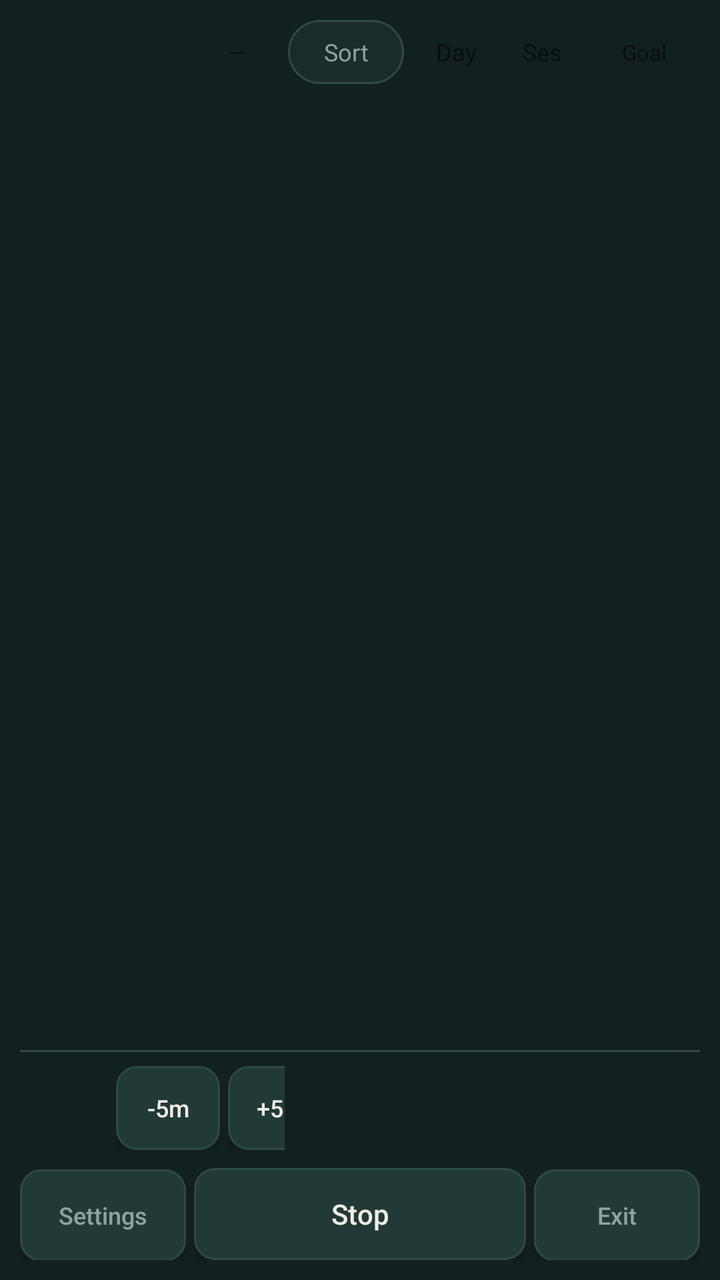
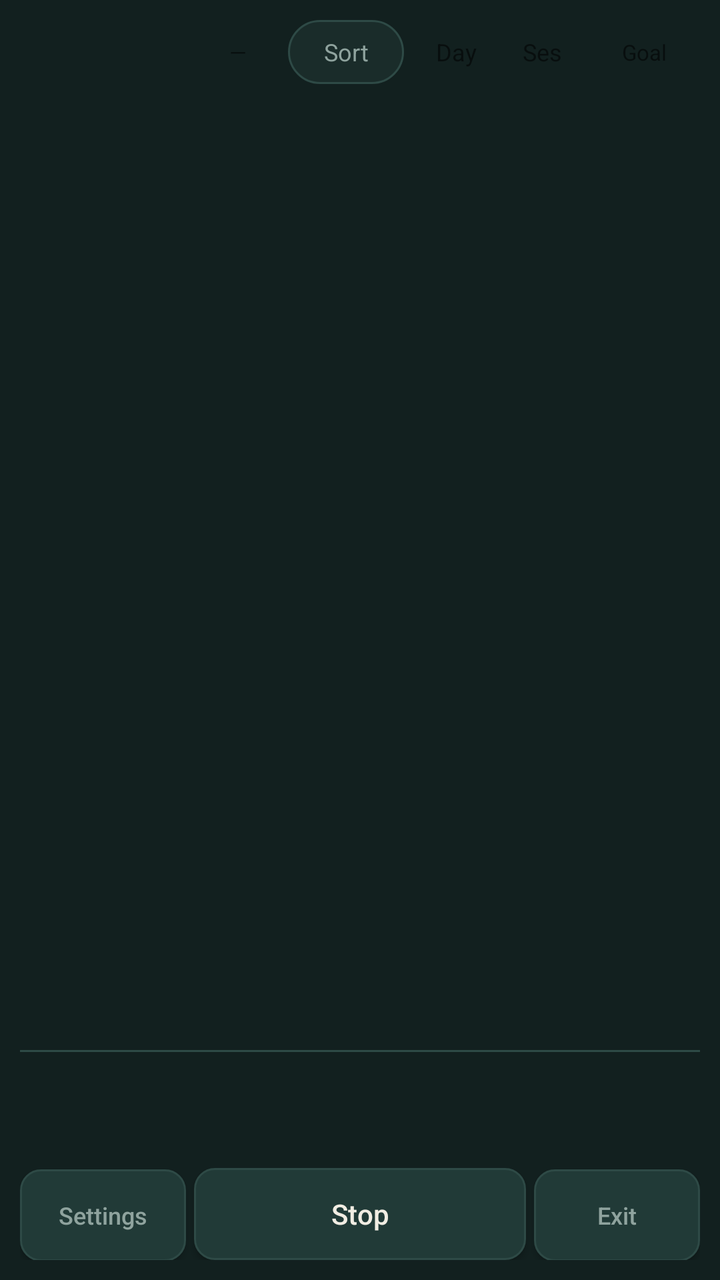

Before-and-after screenshots of an Android layout around one commit, followed by the original layout XML and the change that was made.
<!-- AndroidManifest.xml: application theme Theme.FocusLedger -->
<!-- res/layout/activity_main.xml -->
<?xml version="1.0" encoding="utf-8"?>
<LinearLayout xmlns:android="http://schemas.android.com/apk/res/android"
    android:layout_width="match_parent"
    android:layout_height="match_parent"
    android:orientation="vertical"
    android:background="#12201F"
    android:padding="10dp">

    
    <LinearLayout
        android:layout_width="match_parent"
        android:layout_height="wrap_content"
        android:orientation="horizontal"
        android:gravity="center_vertical"
        android:layout_marginBottom="10dp">

        <TextView
            android:id="@+id/tvHeader"
            android:layout_width="0dp"
            android:layout_weight="1"
            android:layout_height="wrap_content"
            android:textColor="#8FA39E"
            android:textSize="12sp"
            android:maxLines="2" />

        
        <TextView
            android:id="@+id/btnCum2"
            android:layout_width="wrap_content"
            android:layout_height="32dp"
            android:gravity="center"
            android:paddingStart="9dp"
            android:paddingEnd="9dp"
            android:minWidth="44dp"
            android:text="\u2014"
            android:textSize="11sp"
            android:clickable="true"
            android:focusable="true"
            android:layout_marginEnd="3dp" />

        <TextView
            android:id="@+id/btnSort"
            android:layout_width="58dp"
            android:layout_height="32dp"
            android:gravity="center"
            android:text="Sort"
            android:textSize="12sp"
            android:textColor="#8FA39E"
            android:background="@drawable/bg_pill_off"
            android:clickable="true"
            android:focusable="true"
            android:layout_marginEnd="6dp" />

        <TextView
            android:id="@+id/btnViewDay"
            android:layout_width="wrap_content"
            android:layout_height="32dp"
            android:gravity="center"
            android:paddingStart="10dp"
            android:paddingEnd="10dp"
            android:text="Day"
            android:textSize="12sp"
            android:clickable="true"
            android:focusable="true" />

        <TextView
            android:id="@+id/btnViewSession"
            android:layout_width="wrap_content"
            android:layout_height="32dp"
            android:gravity="center"
            android:paddingStart="10dp"
            android:paddingEnd="10dp"
            android:text="Ses"
            android:textSize="12sp"
            android:clickable="true"
            android:focusable="true"
            android:layout_marginStart="3dp" />

        
        <TextView
            android:id="@+id/btnCum"
            android:layout_width="56dp"
            android:layout_height="32dp"
            android:gravity="center"
            android:paddingStart="10dp"
            android:paddingEnd="10dp"
            android:text="Goal"
            android:textSize="11sp"
            android:clickable="true"
            android:focusable="true"
            android:layout_marginStart="3dp" />
    </LinearLayout>

    
    <LinearLayout
        android:id="@+id/diffBanner"
        android:layout_width="match_parent"
        android:layout_height="wrap_content"
        android:orientation="horizontal"
        android:gravity="center_vertical"
        android:visibility="gone"
        android:background="@drawable/bg_row_track"
        android:paddingStart="12dp"
        android:paddingEnd="4dp"
        android:layout_marginBottom="6dp">

        <TextView
            android:id="@+id/diffText"
            android:layout_width="0dp"
            android:layout_weight="1"
            android:layout_height="wrap_content"
            android:paddingTop="8dp"
            android:paddingBottom="8dp"
            android:textColor="#A9BDB8"
            android:textSize="12sp" />

        <TextView
            android:id="@+id/diffDismiss"
            android:layout_width="wrap_content"
            android:layout_height="wrap_content"
            android:padding="10dp"
            android:text="Dismiss"
            android:textColor="#E8A33D"
            android:textSize="12sp"
            android:clickable="true"
            android:focusable="true" />
    </LinearLayout>

    <androidx.recyclerview.widget.RecyclerView
        android:id="@+id/rowsList"
        android:layout_width="match_parent"
        android:layout_height="0dp"
        android:layout_weight="1"
        android:clipToPadding="false"
        android:scrollbars="none" />

    
    <LinearLayout
        android:id="@+id/noteBar"
        android:layout_width="match_parent"
        android:layout_height="wrap_content"
        android:orientation="horizontal"
        android:visibility="gone"
        android:layout_marginTop="8dp">

        <EditText
            android:id="@+id/editNote"
            android:layout_width="0dp"
            android:layout_weight="1"
            android:layout_height="46dp"
            android:hint="Note for last run (optional)"
            android:textColorHint="#5C736E"
            android:textColor="#F1EDE3"
            android:textSize="14sp"
            android:background="@drawable/bg_row_idle"
            android:paddingStart="12dp"
            android:paddingEnd="12dp"
            android:inputType="text"
            android:importantForAutofill="no"
            android:layout_marginEnd="6dp" />

        <Button
            android:id="@+id/btnSaveNote"
            android:layout_width="wrap_content"
            android:layout_height="46dp"
            android:text="Add"
            android:textAllCaps="false"
            android:textColor="#1A1206"
            android:textSize="13sp"
            android:background="@drawable/bg_button_work" />
    </LinearLayout>

    
    <View
        android:layout_width="match_parent"
        android:layout_height="1dp"
        android:layout_marginTop="6dp"
        android:background="#2E4A46" />

    
    <LinearLayout
        android:layout_width="match_parent"
        android:layout_height="48dp"
        android:orientation="horizontal"
        android:gravity="center_vertical"
        android:paddingStart="10dp"
        android:paddingEnd="10dp"
        android:layout_marginTop="4dp"
        android:weightSum="1">

        <View
            android:layout_width="34dp"
            android:layout_height="1dp" />

        <LinearLayout
            android:layout_width="0dp"
            android:layout_weight="0.30"
            android:layout_height="wrap_content"
            android:layout_marginStart="4dp"
            android:orientation="horizontal"
            android:gravity="center_vertical">

            <Button
                android:id="@+id/btnMinus5"
                android:layout_width="52dp"
                android:layout_height="42dp"
                android:layout_marginEnd="4dp"
                android:text="-5m"
                android:textAllCaps="false"
                android:textColor="#F1EDE3"
                android:textSize="12sp"
                android:padding="0dp"
                android:background="@drawable/bg_button_small" />

            <Button
                android:id="@+id/btnPlus5"
                android:layout_width="52dp"
                android:layout_height="42dp"
                android:text="+5m"
                android:textAllCaps="false"
                android:textColor="#F1EDE3"
                android:textSize="12sp"
                android:padding="0dp"
                android:background="@drawable/bg_button_small" />
        </LinearLayout>

        <TextView
            android:id="@+id/tvTotalElapsed"
            android:layout_width="0dp"
            android:layout_weight="0.40"
            android:layout_height="wrap_content"
            android:gravity="end"
            android:text=""
            android:textColor="#E8A33D"
            android:fontFamily="monospace"
            android:textSize="24sp"
            android:maxLines="1"
            android:includeFontPadding="false" />

        <TextView
            android:id="@+id/tvTotalGoal"
            android:layout_width="0dp"
            android:layout_weight="0.30"
            android:layout_height="wrap_content"
            android:gravity="end"
            android:text=""
            android:textColor="#A9BDB8"
            android:fontFamily="monospace"
            android:textSize="19sp"
            android:maxLines="1"
            android:includeFontPadding="false" />

    </LinearLayout>

    
    <LinearLayout
        android:layout_width="match_parent"
        android:layout_height="wrap_content"
        android:orientation="horizontal"
        android:layout_marginTop="6dp"
        android:weightSum="4">

        <Button
            android:id="@+id/btnSettings"
            android:layout_width="0dp"
            android:layout_weight="1"
            android:layout_height="46dp"
            android:layout_marginEnd="4dp"
            android:text="Settings"
            android:textAllCaps="false"
            android:textColor="#8FA39E"
            android:textSize="12sp"
            android:padding="0dp"
            android:background="@drawable/bg_button_small" />

        <Button
            android:id="@+id/btnStop"
            android:layout_width="0dp"
            android:layout_weight="2"
            android:layout_height="46dp"
            android:layout_marginEnd="4dp"
            android:text="Stop"
            android:textAllCaps="false"
            android:textColor="#F1EDE3"
            android:textSize="14sp"
            android:padding="0dp"
            android:background="@drawable/bg_button_small" />

        <Button
            android:id="@+id/btnDone"
            android:layout_width="0dp"
            android:layout_weight="1"
            android:layout_height="46dp"
            android:text="Exit"
            android:textAllCaps="false"
            android:textColor="#8FA39E"
            android:textSize="12sp"
            android:padding="0dp"
            android:background="@drawable/bg_button_small" />
    </LinearLayout>

</LinearLayout>
<!-- resources referenced by this layout -->
<resources>
  <!-- drawable bg_button_small (drawable) -->
  <?xml version="1.0" encoding="utf-8"?>
  <shape xmlns:android="http://schemas.android.com/apk/res/android" android:shape="rectangle">
      <solid android:color="#213A37" />
      <corners android:radius="10dp" />
      <stroke android:width="1dp" android:color="#2E4A46" />
  </shape>
  <!-- drawable bg_button_work (drawable) -->
  <?xml version="1.0" encoding="utf-8"?>
  <shape xmlns:android="http://schemas.android.com/apk/res/android" android:shape="rectangle">
      <solid android:color="#E8A33D" />
      <corners android:radius="12dp" />
  </shape>
  <!-- drawable bg_pill_off (drawable) -->
  <?xml version="1.0" encoding="utf-8"?>
  <shape xmlns:android="http://schemas.android.com/apk/res/android" android:shape="rectangle">
      <solid android:color="#1A2C2A" />
      <corners android:radius="16dp" />
      <stroke android:width="1dp" android:color="#2E4A46" />
  </shape>
  <!-- drawable bg_row_idle (drawable) -->
  <?xml version="1.0" encoding="utf-8"?>
  <shape xmlns:android="http://schemas.android.com/apk/res/android" android:shape="rectangle">
      <solid android:color="@android:color/transparent" />
      <corners android:radius="12dp" />
      <stroke android:width="1dp" android:color="#2E4A46" />
  </shape>
  <!-- drawable bg_row_track (drawable) -->
  <?xml version="1.0" encoding="utf-8"?>
  <shape xmlns:android="http://schemas.android.com/apk/res/android" android:shape="rectangle">
      <solid android:color="#1A2C2A" />
      <corners android:radius="12dp" />
  </shape>
  <style name="Theme.FocusLedger" parent="Theme.AppCompat.DayNight.NoActionBar">
          <item name="colorPrimary">#E8A33D</item>
          <item name="colorPrimaryDark">#12201F</item>
          <item name="colorAccent">#6FAFC4</item>
          <item name="android:windowBackground">#12201F</item>
      </style>
</resources>

<!-- the commit's change to res/layout/activity_main.xml (unified diff, before → after) -->
@@ -192,37 +192,20 @@
             android:layout_width="34dp"
             android:layout_height="1dp" />
 
-        <LinearLayout
+        
+        <TextView
+            android:id="@+id/tvTotalSub"
             android:layout_width="0dp"
             android:layout_weight="0.30"
             android:layout_height="wrap_content"
-            android:layout_marginStart="4dp"
-            android:orientation="horizontal"
-            android:gravity="center_vertical">
-
-            <Button
-                android:id="@+id/btnMinus5"
-                android:layout_width="52dp"
-                android:layout_height="42dp"
-                android:layout_marginEnd="4dp"
-                android:text="-5m"
-                android:textAllCaps="false"
-                android:textColor="#F1EDE3"
-                android:textSize="12sp"
-                android:padding="0dp"
-                android:background="@drawable/bg_button_small" />
-
-            <Button
-                android:id="@+id/btnPlus5"
-                android:layout_width="52dp"
-                android:layout_height="42dp"
-                android:text="+5m"
-                android:textAllCaps="false"
-                android:textColor="#F1EDE3"
-                android:textSize="12sp"
-                android:padding="0dp"
-                android:background="@drawable/bg_button_small" />
-        </LinearLayout>
+            android:gravity="start"
+            android:text=""
+            android:fontFamily="monospace"
+            android:textSize="17sp"
+            android:maxLines="1"
+            android:ellipsize="end"
+            android:includeFontPadding="false" />
+
 
         <TextView
             android:id="@+id/tvTotalElapsed"
